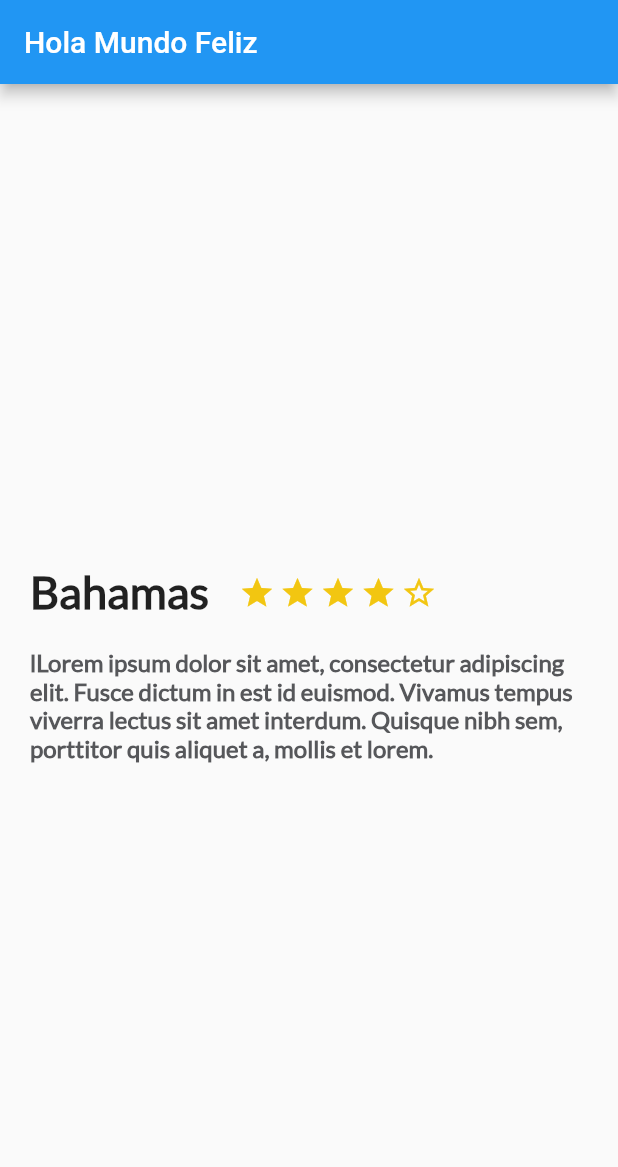
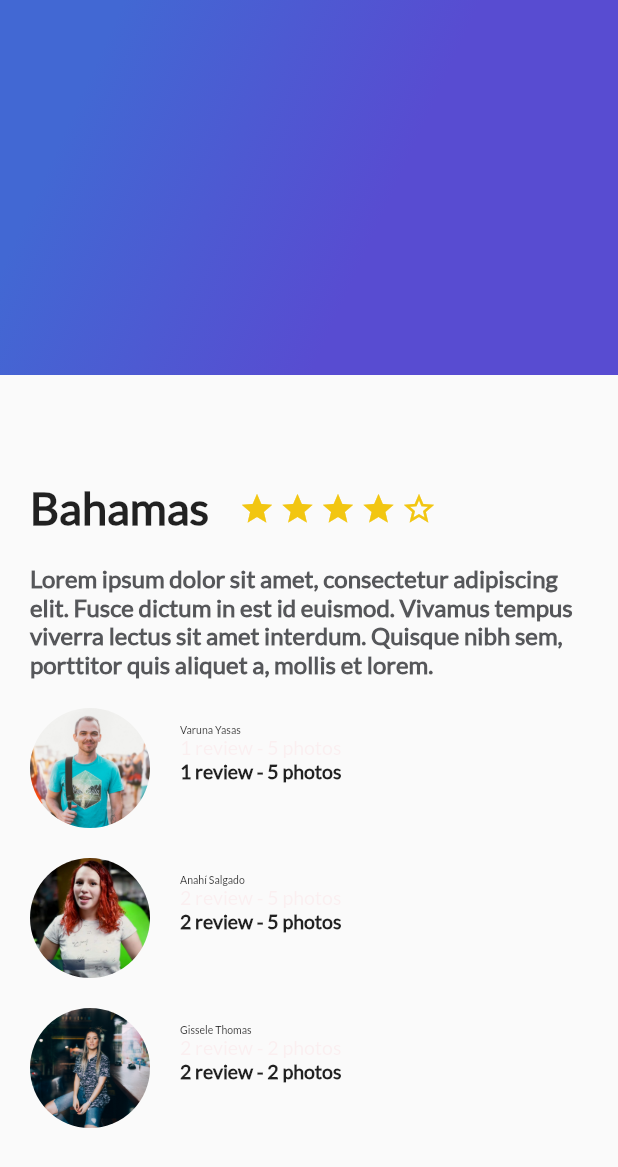
Before and after one commit to cristianiniguez/curso_flutter, a Flutter app: the screen it shows after launch, on a phone screen of 412 x 824 dp. Shown: the top 1167 px of the screen. Run offline on Flutter 3.47's test engine with Material 2 defaults, Android fonts, the phone set to English and light mode, and no system bars.

```diff
--- /dev/null
+++ b/lib/gradient_back.dart
@@ -0,0 +1,19 @@
+import 'package:flutter/material.dart';
+
+class GradientBack extends StatelessWidget {
+  @override
+  Widget build(BuildContext context) {
+    return Container(
+      height: 250.0,
+      decoration: BoxDecoration(
+        gradient: LinearGradient(
+          colors: [Color(0xff4268d3), Color(0xff584cd1)],
+          begin: FractionalOffset(0.2, 0.0),
+          end: FractionalOffset(1.0, 0.6),
+          stops: [0.0, 0.6],
+          tileMode: TileMode.clamp,
+        ),
+      ),
+    );
+  }
+}
--- a/lib/main.dart
+++ b/lib/main.dart
@@ -1,5 +1,7 @@
 import 'package:flutter/material.dart';
+import 'review_list.dart';
 import 'description_place.dart';
+import 'gradient_back.dart';
 
 void main() {
   runApp(MyApp());
@@ -12,8 +14,18 @@ class MyApp extends StatelessWidget {
       title: 'Flutter Demo',
       theme: ThemeData(primarySwatch: Colors.blue),
       home: Scaffold(
-        appBar: AppBar(title: Text("Hola Mundo Feliz")),
-        body: DescriptionPlace("Bahamas", 4, "lLorem ipsum dolor sit amet, consectetur adipiscing elit. Fusce dictum in est id euismod. Vivamus tempus viverra lectus sit amet interdum. Quisque nibh sem, porttitor quis aliquet a, mollis et lorem."),
+        body: Stack(
+          children: [
+            ListView(
+              children: [
+                DescriptionPlace("Bahamas", 4,
+                    "Lorem ipsum dolor sit amet, consectetur adipiscing elit. Fusce dictum in est id euismod. Vivamus tempus viverra lectus sit amet interdum. Quisque nibh sem, porttitor quis aliquet a, mollis et lorem."),
+                ReviewList()
+              ],
+            ),
+            GradientBack()
+          ],
+        ),
       ),
     );
   }
--- a/lib/review_list.dart
+++ b/lib/review_list.dart
@@ -1,8 +1,16 @@
 import 'package:flutter/material.dart';
+import 'review.dart';
 
 class ReviewList extends StatelessWidget {
   @override
   Widget build(BuildContext context) {
-    return null;
+    return Column(
+      crossAxisAlignment: CrossAxisAlignment.start,
+      children: [
+        Review("assets/img/people.jpg", "Varuna Yasas", "1 review - 5 photos", "There is an amazing place in Sri Lanka"),
+        Review("assets/img/ann.jpg", "Anahí Salgado", "2 review - 5 photos", "There is an amazing place in Sri Lanka"),
+        Review("assets/img/girl.jpg", "Gissele Thomas", "2 review - 2 photos", "There is an amazing place in Sri Lanka"),
+      ],
+    );
   }
 }
--- a/pubspec.yaml
+++ b/pubspec.yaml
@@ -47,6 +47,8 @@ flutter:
   # To add assets to your application, add an assets section, like this:
   assets:
     - assets/img/people.jpg
+    - assets/img/girl.jpg
+    - assets/img/ann.jpg
 
   # An image asset can refer to one or more resolution-specific "variants", see
   # https://flutter.dev/assets-and-images/#resolution-aware.
```
Also changed, not shown: assets/img/ann.jpg (added), assets/img/girl.jpg (added).
